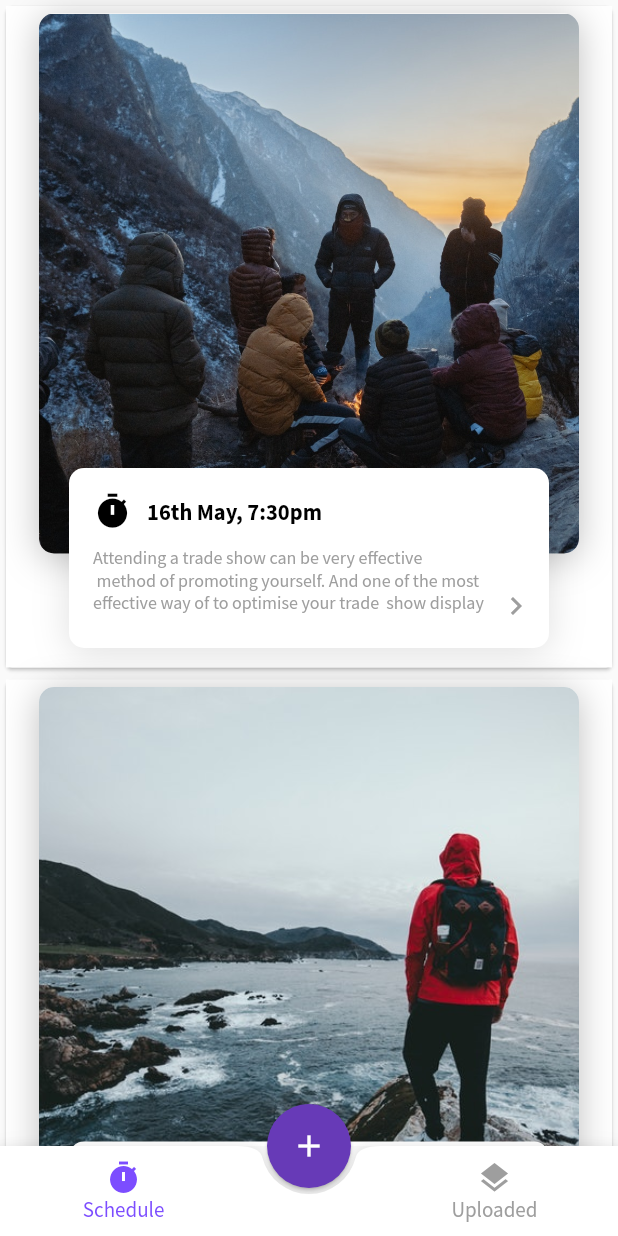
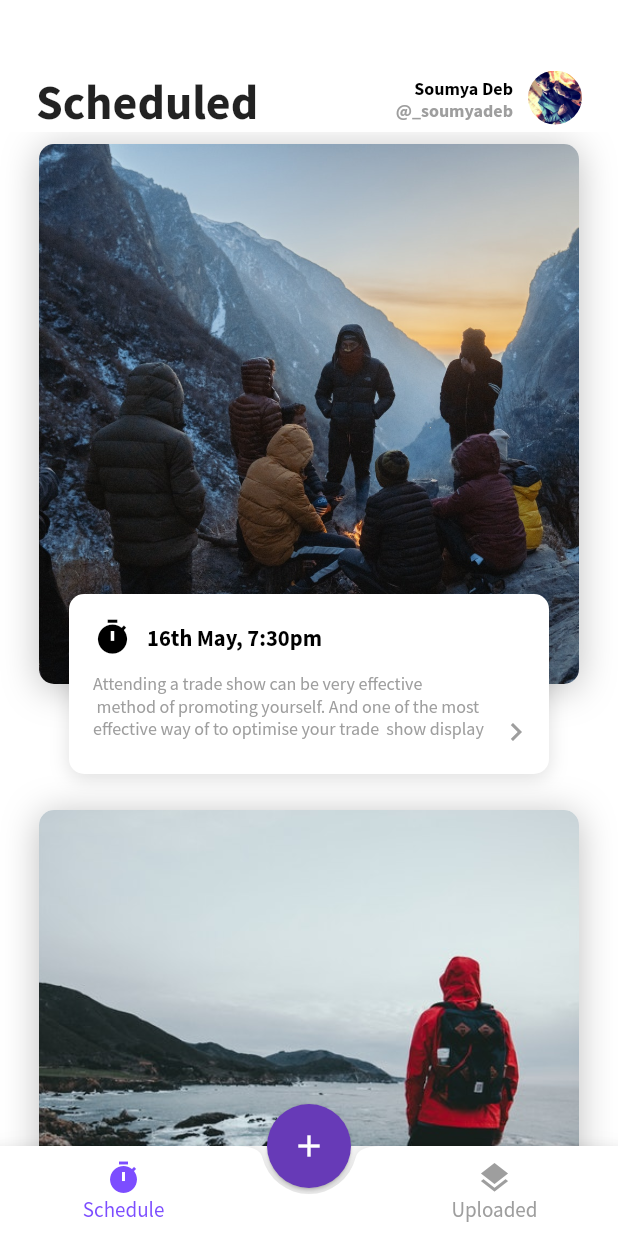
Before and after one commit to soumyadeb1809/schedule_it, a Flutter app: the HomeScreen screen opened directly, on a phone screen of 412 x 824 dp. Run offline on Flutter 3.47's test engine with Material 2 defaults, Android fonts, the phone set to English and light mode, and no system bars; our stand-ins replace firebase_storage, image_picker; accounts and stored records are empty.

Commit message:
Add Schedule Screen List design

```diff
--- a/lib/screens/home/home_screen.dart
+++ b/lib/screens/home/home_screen.dart
@@ -44,10 +44,9 @@ class _HomeScreenState extends State<HomeScreen> with TickerProviderStateMixin {
     );
   }
 
-
   /// Method to build center docked FAB:
   Widget _buildFab(BuildContext context) {
-    final icons = [ Icons.sms, Icons.mail, Icons.phone ];
+    final icons = [Icons.sms, Icons.mail, Icons.phone];
     return FloatingActionButton(
       onPressed: () {
         debugPrint("FAB Clicked");
@@ -55,8 +54,7 @@ class _HomeScreenState extends State<HomeScreen> with TickerProviderStateMixin {
             context,
             MaterialPageRoute(
               builder: (BuildContext context) => NewPostScreen(),
-              )
-          );
+            ));
       },
       tooltip: 'Increment',
       child: Icon(Icons.add),
@@ -64,7 +62,7 @@ class _HomeScreenState extends State<HomeScreen> with TickerProviderStateMixin {
     );
   }
 
-  List<Post>_populatePosts(){
+  List<Post> _populatePosts() {
     List<Post> posts = new List();
     Post post = new Post(url: "images/post_image.jpg");
     posts.add(post);
@@ -81,7 +79,90 @@ class _HomeScreenState extends State<HomeScreen> with TickerProviderStateMixin {
 
   Widget _buildHomeScreenContent() {
     return Container(
+      alignment: Alignment.center,
+      child: Column(
+        children: <Widget>[
+          _topAppBar(),
+          Expanded(
+              child: Container(
+                color: Colors.white,
                 child: PostList(_populatePosts()),
+              )
+          )
+        ],
+      ),
+    );
+  }
+
+  Widget _topAppBar() {
+    return Container(
+      color: Colors.white,
+      width: MediaQuery.of(context).size.width,
+      height: 88,
+      child: Row(
+        children: <Widget>[
+          Expanded(
+            child: Container(
+              padding: EdgeInsets.fromLTRB(24, 48, 0, 0),
+              child: Text(
+                "Scheduled",
+                style: TextStyle(
+                  fontSize: 32,
+                  fontWeight: FontWeight.bold
+                ),
+              ),
+            ),
+          ),
+/*          Expanded(
+            child:*/ Container(
+              alignment: Alignment.center,
+              padding: EdgeInsets.fromLTRB(0, 44, 24, 0),
+              child: Align(
+                alignment: Alignment.bottomRight,
+                child: Row(
+                  crossAxisAlignment: CrossAxisAlignment.end,
+                  children: <Widget>[
+                    Align(
+                      alignment: Alignment.bottomRight,
+                      child: Column(
+                        mainAxisAlignment: MainAxisAlignment.center,
+                        crossAxisAlignment: CrossAxisAlignment.end,
+                        children: <Widget>[
+                          Container(
+                            child: Text(
+                                "Soumya Deb",
+                                style: TextStyle(
+                                  fontWeight: FontWeight.bold,
+                                  color: Colors.black,
+                                  fontSize: 12
+                                )
+                            ),
+                          ),
+                          Container(
+                            child: Text(
+                                "@_soumyadeb",
+                                style: TextStyle(
+                                  fontWeight: FontWeight.bold,
+                                  color: Colors.grey,
+                                  fontSize: 12
+                                )
+                            ),
+                          ),
+                        ],
+                      )
+                    ),
+                    Container(
+                      margin: EdgeInsets.only(left: 10, bottom: 5),
+                      child: CommonUtils.getClippedImageAsset("images/mypik1.jpg",
+                                height: 36, width: 36, cornerRadius: 50),
+                    ),
+                  ],
+                ),
+              ),
+            ),
+  //        )
+        ],
+      ),
     );
   }
 }
--- a/lib/screens/home/post_list.dart
+++ b/lib/screens/home/post_list.dart
@@ -8,15 +8,14 @@ class PostList extends StatelessWidget {
 
   Widget _buildProductItem(BuildContext context, int index) {
     Post post = posts[index];
-    return Card(
-      child: Container(
+    return Container(
         color: Colors.white,
         alignment: Alignment.topCenter,
         child: Stack(
           alignment: Alignment.center,
           children: <Widget>[
             Container(
-                margin: EdgeInsets.fromLTRB(20, 5, 20, 76),
+              margin: EdgeInsets.fromLTRB(20, 8, 20, 76),
               width: 360,
               height: 360,
               decoration: BoxDecoration(
@@ -44,7 +43,7 @@ class PostList extends StatelessWidget {
                       BoxShadow(
                           color: Color(0x20000000),
                           offset: new Offset(0.0, 3.0),
-                            blurRadius: 20.0
+                          blurRadius: 10.0
                       )
                     ]
                 ),
@@ -79,14 +78,12 @@ class PostList extends StatelessWidget {
             )
           ],
         )
-      ),
     );
   }
 
   @override
   Widget build(BuildContext context) {
     return ListView.builder(
-      addRepaintBoundaries: false,
       itemBuilder: _buildProductItem,
       itemCount: posts.length,
     );
--- a/lib/screens/new_post_screen.dart
+++ b/lib/screens/new_post_screen.dart
@@ -66,12 +66,10 @@ class _NewPostScreenState extends State<NewPostScreen> with TickerProviderStateM
   }
 
   Widget _loadImage(){
-    return Container(
-      alignment: Alignment.center,
-      child: this._selectedImage == null
-          ? new Text('Sorry nothing selected!!')
-          : new Image.file(_selectedImage, fit: BoxFit.cover,),
-    );
+    return ClipRRect(
+        borderRadius: new BorderRadius.circular(10),
+        child: Image.file(_selectedImage, fit: BoxFit.cover)
+      );
   }
 
   Widget _imageSelectionSection(){
--- a/pubspec.yaml
+++ b/pubspec.yaml
@@ -54,6 +54,7 @@ flutter:
     - images/banner.jpg
     - images/morning.jpg
     - images/mountains.jpg
+    - images/mypik1.jpg
 
   # An image asset can refer to one or more resolution-specific "variants", see
   # https://flutter.io/assets-and-images/#resolution-aware.
```
Also changed, not shown: images/mypik1.jpg (added). Lines whose indentation alone changed are shown as unchanged.
